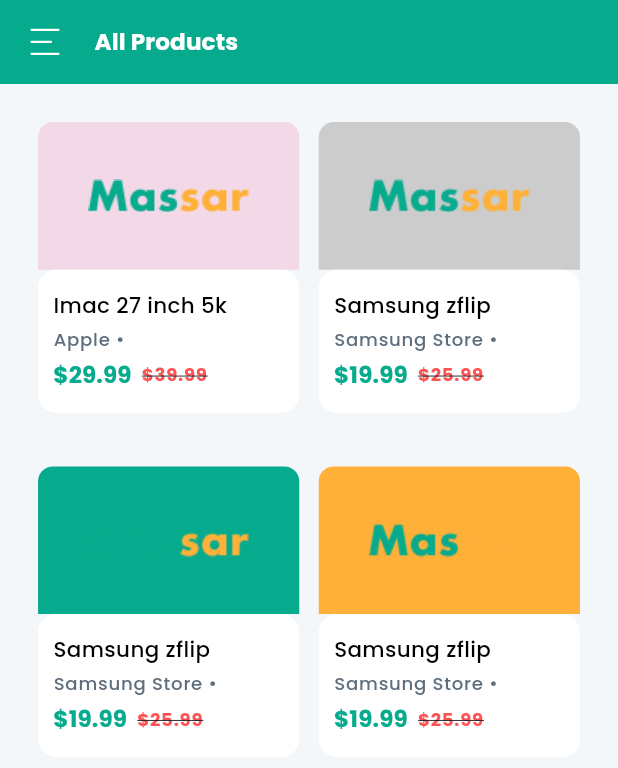
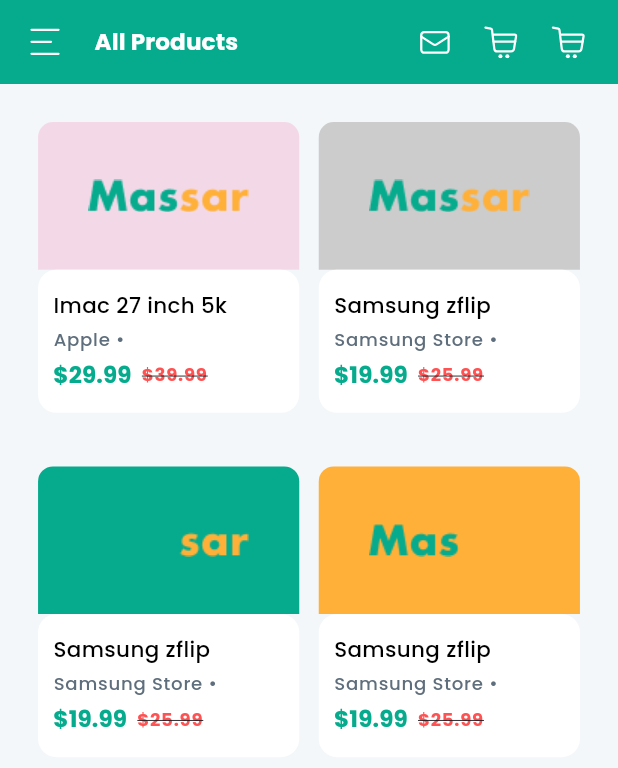
Before and after one commit to logicberry/shopping-app-mobile, a Flutter app: the screen it shows after launch, on a phone screen of 412 x 824 dp. Shown: the top 768 px of the screen. Run offline on Flutter 3.47's test engine with Material 3 defaults, Android fonts, the phone set to English and light mode, and no system bars; our stand-ins replace flutter_screenutil, flutter_svg, go_router.

Commit message:
refactored appbar component

```diff
--- a/lib/src/components/appbar.dart
+++ b/lib/src/components/appbar.dart
@@ -1,18 +1,19 @@
 import 'package:flutter/material.dart';
 import 'package:flutter_svg/flutter_svg.dart';
-
 import '../core/core.dart';
 
 class SHAppBar extends StatelessWidget implements PreferredSizeWidget {
   final String? title;
-  final bool implyLeading, action;
+  final bool implyLeading, action, centerTitle;
   final void Function()? ontap;
+  final Color? background;
   const SHAppBar({
     Key? key,
     this.title,
+    this.centerTitle = false,
     this.action = false,
     this.implyLeading = false,
-    this.ontap,
+    this.ontap, this.background,
   }) : super(key: key);
 
   @override
@@ -23,11 +24,12 @@
         automaticallyImplyLeading: implyLeading,
         elevation: 0,
         titleSpacing: 23,
-        backgroundColor: AppColors.primaryColor,
+        backgroundColor: background ?? AppColors.white,
         leadingWidth: 40,
+        centerTitle: centerTitle,
         title: Text(title ?? '',
             style: Theme.of(context).textTheme.labelLarge?.copyWith(
-                  color: AppColors.white,
+                  color: background != null ? AppColors.white : AppColors.black,
                 )),
         leading: implyLeading
             ? IconButton(
--- a/lib/src/features/home/screens/products_screen.dart
+++ b/lib/src/features/home/screens/products_screen.dart
@@ -14,7 +14,9 @@
     return Scaffold(
         backgroundColor: AppColors.ash,
         appBar: const SHAppBar(
+          background: AppColors.primaryColor,
           title: 'All Products',
+          action: true,
         ),
         body: Padding(
           padding: EdgeInsets.all(25.0.h),
--- a/pubspec.yaml
+++ b/pubspec.yaml
@@ -38,6 +38,7 @@
   go_router: ^12.1.1
   flutter_screenutil: ^5.9.0
   flutter_svg: ^2.0.9
+  persistent_bottom_nav_bar_v2: ^4.2.8
 
 dev_dependencies:
   flutter_test:
```
Also changed, not shown: pubspec.lock.
